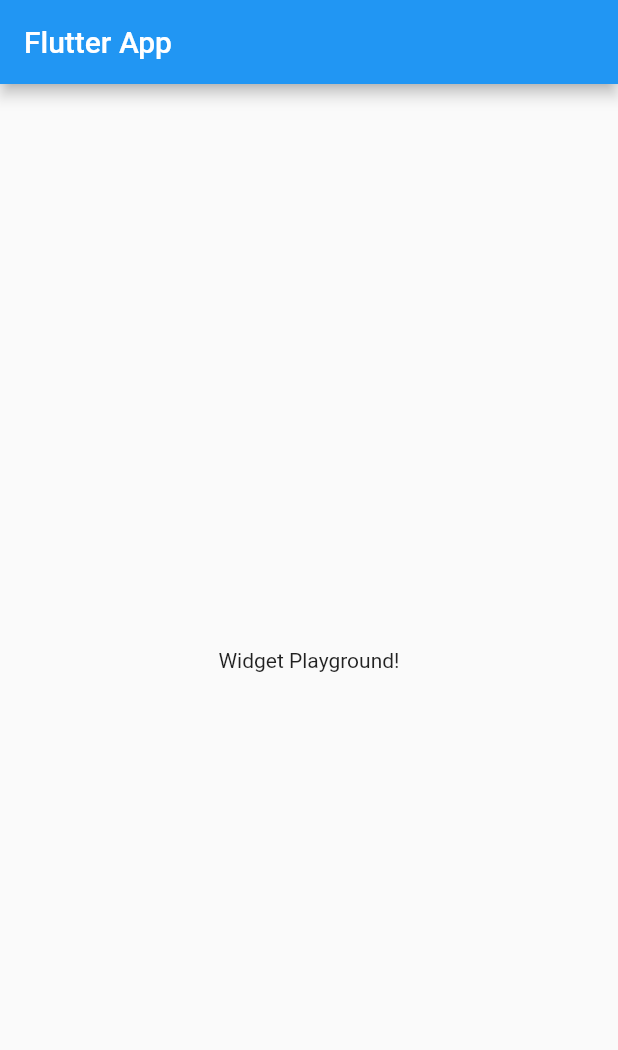
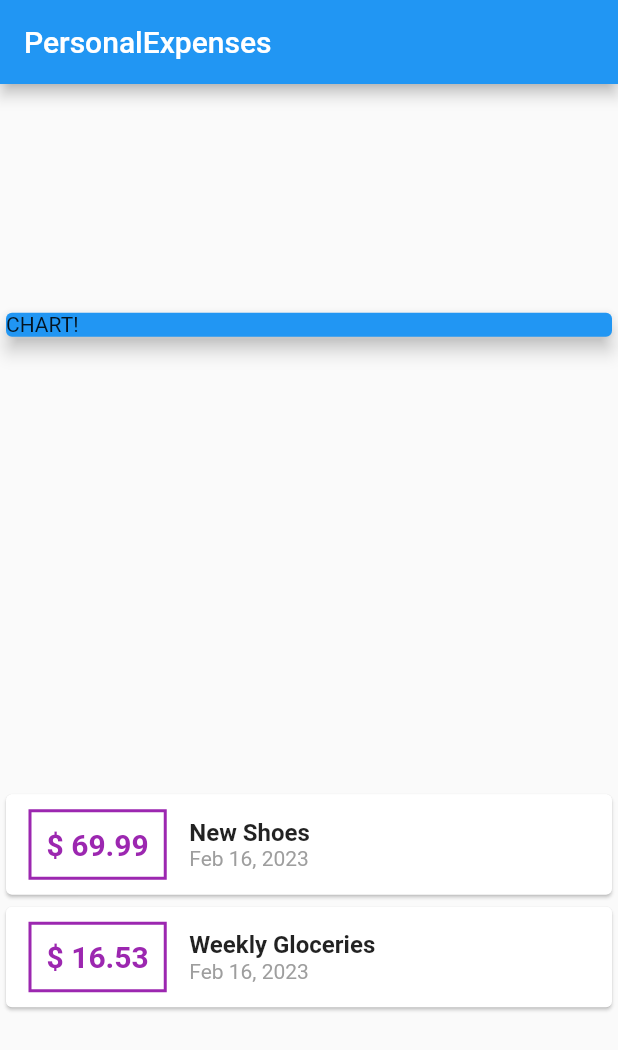
Before and after one commit to danah-kim/flutter-note, a Flutter app: the screen it shows after launch, on a phone screen of 412 x 824 dp. Shown: the top 1050 px of the screen. Run offline on Flutter 3.47's test engine with Material 2 defaults, Android fonts, the phone set to English and light mode, and no system bars; our stand-ins replace shared_preferences.

Commit message:
PersonalExpenses: Transaction List

```diff
--- a/personal_expenses/lib/main.dart
+++ b/personal_expenses/lib/main.dart
@@ -1,4 +1,6 @@
 import 'package:flutter/material.dart';
+import 'package:intl/intl.dart';
+import 'models/transaction.dart';
 
 void main() => runApp(const MyApp());
 
@@ -7,24 +9,100 @@ class MyApp extends StatelessWidget {
 
   @override
   Widget build(BuildContext context) {
-    return const MaterialApp(
-      title: 'Flutter App',
+    return MaterialApp(
+      title: 'PersonalExpenses',
       home: MyHomePage(),
     );
   }
 }
 
 class MyHomePage extends StatelessWidget {
-  const MyHomePage({super.key});
+  MyHomePage({super.key});
+
+  final List<TransactionModel> transactions = [
+    TransactionModel(
+      id: 't1',
+      title: 'New Shoes',
+      amount: 69.99,
+      date: DateTime.now(),
+    ),
+    TransactionModel(
+      id: 't2',
+      title: 'Weekly Gloceries',
+      amount: 16.53,
+      date: DateTime.now(),
+    )
+  ];
 
   @override
   Widget build(BuildContext context) {
     return Scaffold(
       appBar: AppBar(
-        title: const Text('Flutter App'),
+        title: const Text('PersonalExpenses'),
+        centerTitle: false,
       ),
-      body: const Center(
-        child: Text('Widget Playground!'),
+      body: Column(
+        mainAxisAlignment: MainAxisAlignment.spaceAround,
+        crossAxisAlignment: CrossAxisAlignment.stretch,
+        children: <Widget>[
+          const SizedBox(
+            width: double.infinity,
+            child: Card(
+              color: Colors.blue,
+              elevation: 5,
+              child: Text('CHART!'),
+            ),
+          ),
+          Column(
+            children: transactions.map((tx) {
+              return Card(
+                child: Row(
+                  children: <Widget>[
+                    Container(
+                      margin: const EdgeInsets.symmetric(
+                        vertical: 10,
+                        horizontal: 15,
+                      ),
+                      decoration: BoxDecoration(
+                        border: Border.all(
+                          color: Colors.purple,
+                          width: 2,
+                        ),
+                      ),
+                      padding: const EdgeInsets.all(10),
+                      child: Text(
+                        '\$ ${tx.amount.toString()}',
+                        style: const TextStyle(
+                          fontWeight: FontWeight.bold,
+                          fontSize: 20,
+                          color: Colors.purple,
+                        ),
+                      ),
+                    ),
+                    Column(
+                      crossAxisAlignment: CrossAxisAlignment.start,
+                      children: <Widget>[
+                        Text(
+                          tx.title,
+                          style: const TextStyle(
+                            fontSize: 16,
+                            fontWeight: FontWeight.bold,
+                          ),
+                        ),
+                        Text(
+                          DateFormat.yMMMd().format(tx.date),
+                          style: const TextStyle(
+                            color: Colors.grey,
+                          ),
+                        ),
+                      ],
+                    ),
+                  ],
+                ),
+              );
+            }).toList(),
+          ),
+        ],
       ),
     );
   }
--- /dev/null
+++ b/personal_expenses/lib/models/transaction.dart
@@ -0,0 +1,12 @@
+class TransactionModel {
+  final String id, title;
+  final double amount;
+  final DateTime date;
+
+  TransactionModel({
+    required this.id,
+    required this.title,
+    required this.amount,
+    required this.date,
+  });
+}
--- a/personal_expenses/pubspec.yaml
+++ b/personal_expenses/pubspec.yaml
@@ -30,7 +30,7 @@ environment:
 dependencies:
   flutter:
     sdk: flutter
-
+  intl: ^0.18.0
 
   # The following adds the Cupertino Icons font to your application.
   # Use with the CupertinoIcons class for iOS style icons.
@@ -52,7 +52,6 @@ dev_dependencies:
 
 # The following section is specific to Flutter packages.
 flutter:
-
   # The following line ensures that the Material Icons font is
   # included with your application, so that you can use the icons in
   # the material Icons class.
```
Also changed, not shown: personal_expenses/pubspec.lock, quiz/pubspec.lock.
